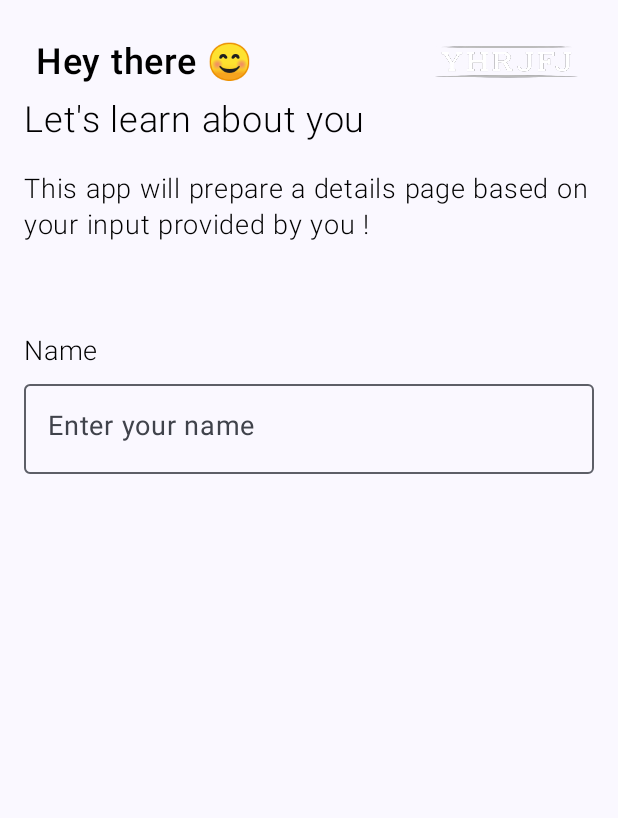
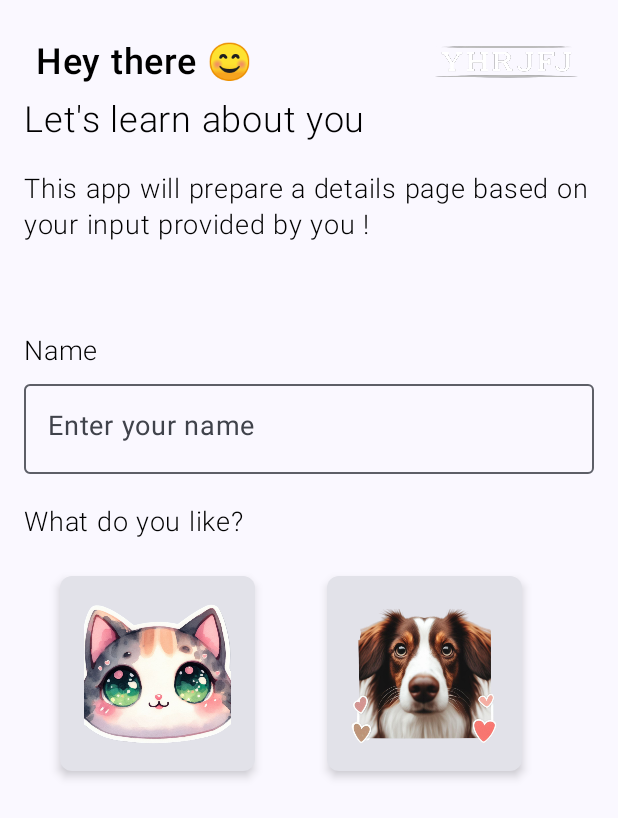
Before and after one commit to yhrjfj/FunFact_Composer, an Android app built with Jetpack Compose: the screen it shows after launch (MainActivity), on a phone screen of 412 x 824 dp. Shown: the top 818 px of the screen. Run offline under Robolectric (Android 15) with nearby library versions, the phone set to English and light mode, and no system bars.

Commit message:
Change border when user select an option

```diff
--- a/app/src/main/java/com/yhr/jfj/funfact_composer/ui/AppComponents.kt
+++ b/app/src/main/java/com/yhr/jfj/funfact_composer/ui/AppComponents.kt
@@ -1,14 +1,19 @@
 package com.yhr.jfj.funfact_composer.ui
 
 import androidx.compose.foundation.Image
+import androidx.compose.foundation.border
+import androidx.compose.foundation.clickable
+import androidx.compose.foundation.layout.Box
 import androidx.compose.foundation.layout.Row
 import androidx.compose.foundation.layout.Spacer
+import androidx.compose.foundation.layout.fillMaxSize
 import androidx.compose.foundation.layout.fillMaxWidth
 import androidx.compose.foundation.layout.height
 import androidx.compose.foundation.layout.padding
 import androidx.compose.foundation.layout.size
 import androidx.compose.foundation.layout.width
 import androidx.compose.foundation.layout.wrapContentHeight
+import androidx.compose.foundation.shape.RoundedCornerShape
 import androidx.compose.foundation.text.KeyboardActions
 import androidx.compose.foundation.text.KeyboardOptions
 import androidx.compose.material3.Card
@@ -130,26 +135,45 @@ fun TextFieldComponentPreview() {
 
 // Component for add image
 @Composable
-fun AnimalCard(image: Int) {
+fun AnimalCard(
+    image: Int,
+    selected: Boolean,
+    animalSelected: (animalName: String) -> Unit
+) {
     Card(
         modifier = Modifier
             .padding(24.dp)
             .size(130.dp),
+        shape = RoundedCornerShape(8.dp),
         elevation = CardDefaults.cardElevation(4.dp)
+    ) {
+        Box(
+            modifier = Modifier
+                .fillMaxSize()
+                .border(
+                    width = 1.dp,
+                    color = if (selected) Color.Green else Color.Transparent,
+                    shape = RoundedCornerShape(8.dp)
+                )
         ) {
             Image(
                 modifier = Modifier
                     .padding(16.dp)
                     .wrapContentHeight()
-                .wrapContentHeight(),
+                    .wrapContentHeight()
+                    .clickable {
+                        val animalName = if (image == R.drawable.cat) "Cat" else "Dog"
+                        animalSelected(animalName)
+                    },
                 painter = painterResource(id = image),
                 contentDescription = "Animal Picture"
             )
+        }
     }
 }
 
 @Preview(showBackground = true)
 @Composable
 fun AnimalCardPreview() {
-    AnimalCard(image = R.drawable.cat)
+    AnimalCard(image = R.drawable.cat, true, {"Cat"})
 }
--- a/app/src/main/java/com/yhr/jfj/funfact_composer/ui/UserInputViewModel.kt
+++ b/app/src/main/java/com/yhr/jfj/funfact_composer/ui/UserInputViewModel.kt
@@ -8,7 +8,7 @@ import com.yhr.jfj.funfact_composer.data.UserDataUiEvents
 import com.yhr.jfj.funfact_composer.data.UserInputScreenState
 
 class UserInputViewModel : ViewModel() {
-    private var uiState = mutableStateOf(UserInputScreenState())
+    var uiState = mutableStateOf(UserInputScreenState())
 
     fun onEvent(event: UserDataUiEvents) {
         when (event) {
--- a/app/src/main/java/com/yhr/jfj/funfact_composer/ui/screens/UserInputScreen.kt
+++ b/app/src/main/java/com/yhr/jfj/funfact_composer/ui/screens/UserInputScreen.kt
@@ -2,8 +2,10 @@ package com.yhr.jfj.funfact_composer.ui.screens
 
 import android.annotation.SuppressLint
 import androidx.compose.foundation.layout.Column
+import androidx.compose.foundation.layout.Row
 import androidx.compose.foundation.layout.Spacer
 import androidx.compose.foundation.layout.fillMaxSize
+import androidx.compose.foundation.layout.fillMaxWidth
 import androidx.compose.foundation.layout.height
 import androidx.compose.foundation.layout.padding
 import androidx.compose.material3.ExperimentalMaterial3Api
@@ -14,7 +16,9 @@ import androidx.compose.ui.tooling.preview.Preview
 import androidx.compose.ui.unit.dp
 import androidx.compose.ui.unit.sp
 import androidx.navigation.compose.rememberNavController
+import com.yhr.jfj.funfact_composer.R
 import com.yhr.jfj.funfact_composer.data.UserDataUiEvents
+import com.yhr.jfj.funfact_composer.ui.AnimalCard
 import com.yhr.jfj.funfact_composer.ui.TextComponent
 import com.yhr.jfj.funfact_composer.ui.TextFieldComponent
 import com.yhr.jfj.funfact_composer.ui.TopBar
@@ -56,6 +60,33 @@ fun UserInputScreen(userInputViewModel: UserInputViewModel) {
                     UserDataUiEvents.UserNameEntered(it)
                 )
             })
+
+            // Add picture for select
+            Spacer(modifier = Modifier.height(20.dp))
+            TextComponent(textValue = "What do you like?", textSize = 18.sp)
+
+            Row(
+                modifier = Modifier
+                    .fillMaxWidth()
+            ) {
+                // Image for cat
+                AnimalCard(
+                    image = R.drawable.cat,
+                    animalSelected = { animalName ->
+                        userInputViewModel.onEvent(UserDataUiEvents.AnimalSelected(animalName))
+                    },
+                    selected = userInputViewModel.uiState.value.animalSelected == "Cat"
+                )
+
+                // Image for dog
+                AnimalCard(
+                    image = R.drawable.dog,
+                    animalSelected = { animalName ->
+                        userInputViewModel.onEvent(UserDataUiEvents.AnimalSelected(animalName))
+                    },
+                    selected = userInputViewModel.uiState.value.animalSelected == "Dog"
+                )
+            }
         }
     }
 }
--- a/build.gradle.kts
+++ b/build.gradle.kts
@@ -1,5 +1,5 @@
 // Top-level build file where you can add configuration options common to all sub-projects/modules.
 plugins {
-    id("com.android.application") version "8.1.3" apply false
+    id("com.android.application") version "8.1.4" apply false
     id("org.jetbrains.kotlin.android") version "1.8.10" apply false
 }
```
Lines whose indentation alone changed are shown as unchanged.
